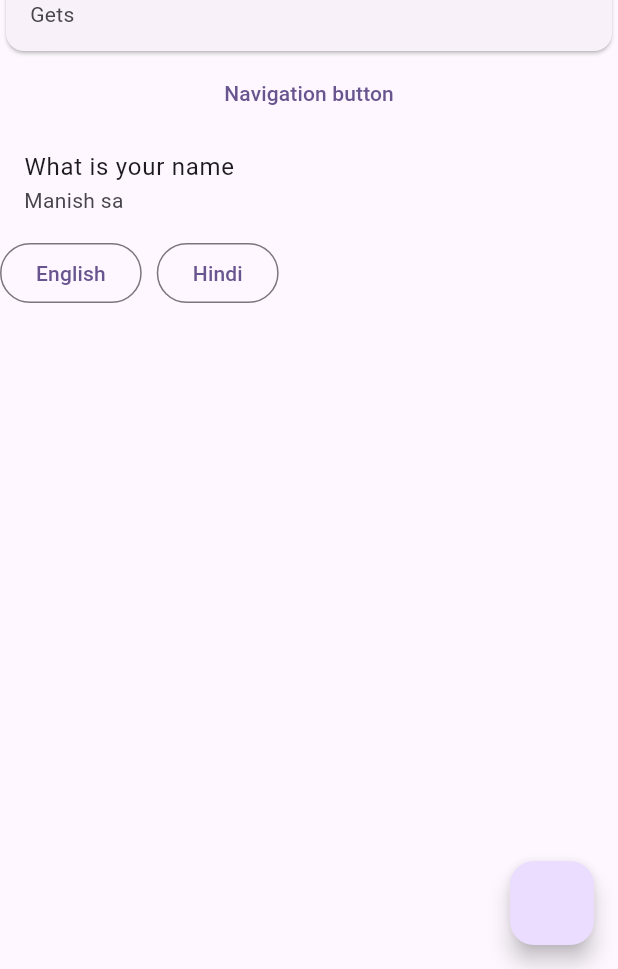
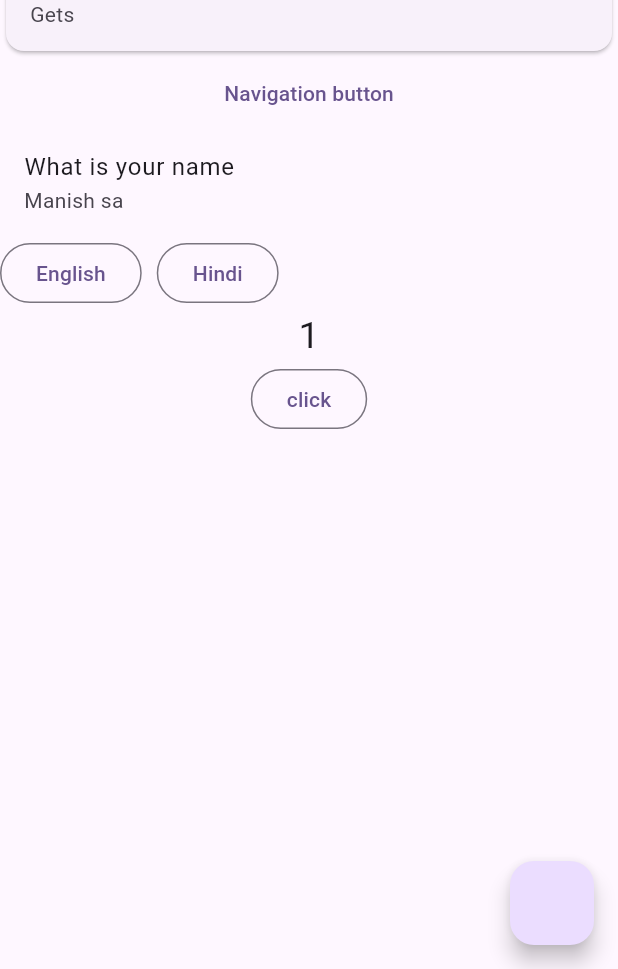
Before and after one commit to Manishs2261/Getx, a Flutter app: the screen it shows after launch, on a phone screen of 412 x 824 dp, the part 267-1236 px from its top. Run offline on Flutter 3.47's test engine with Material 2 defaults, Android fonts, the light colour scheme and no system bars; our stand-ins replace get.

Commit message:
video 8, count statemangement  use

```diff
--- /dev/null
+++ b/lib/src/controller/getcontrollerr_one.dart
@@ -0,0 +1,11 @@
+import 'package:get/get.dart';
+
+class CounterController extends GetxController{
+
+  RxInt count = 1.obs;
+
+  incrementCounter(){
+    count.value++;
+  }
+
+}
--- a/lib/src/home/homescreen.dart
+++ b/lib/src/home/homescreen.dart
@@ -1,5 +1,6 @@
 import 'package:flutter/material.dart';
 import 'package:get/get.dart';
+import 'package:getxuse/src/controller/getcontrollerr_one.dart';
 import 'package:getxuse/src/home/home_one.dart';
 class HomePage extends StatefulWidget {
   const HomePage({super.key});
@@ -9,9 +10,16 @@ class HomePage extends StatefulWidget {
 }
 
 class _HomePageState extends State<HomePage> {
+
+  final CounterController controller  = Get.put(CounterController());
+
+
+
   @override
   Widget build(BuildContext context) {
+    print("rebuild");
     return Scaffold(
+
       appBar: AppBar(title: Text("getx"),),
 
       floatingActionButton: FloatingActionButton(
@@ -118,7 +126,19 @@ class _HomePageState extends State<HomePage> {
                 Get.updateLocale(Locale('ur','IN'));
               }, child: Text("Hindi")),
             ],
-          )
+          ),
+
+          //===========counter statemangment============
+
+          Obx(() {
+          return  Text(controller.count.toString(),style: TextStyle(fontSize: 25),);
+          }),
+          OutlinedButton(onPressed: (){
+
+            controller.incrementCounter();
+
+            }, child: Text("click"))
+
         ],
       ),
     );
```
